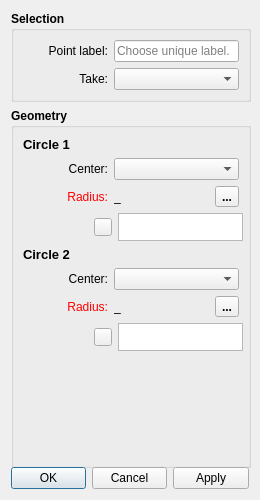
The window that src/libs/vtools/dialogs/tools/intersect_circles_dialog.ui (FashionFreedom/Seamly2D) describes before a commit, drawn with Qt 5.
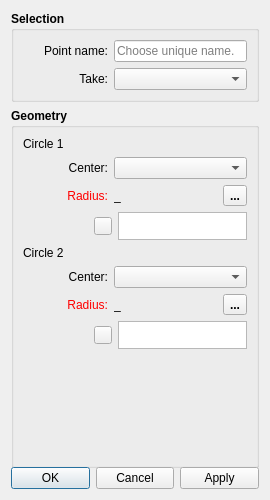
The same window after the commit. Icons and pictures are not drawn.

The edit to the form file:
```diff
--- a/src/libs/vtools/dialogs/tools/intersect_circles_dialog.ui
+++ b/src/libs/vtools/dialogs/tools/intersect_circles_dialog.ui
@@ -6,7 +6,7 @@
    <rect>
     <x>0</x>
     <y>0</y>
-    <width>260</width>
+    <width>270</width>
     <height>500</height>
    </rect>
   </property>
@@ -18,7 +18,7 @@
   </property>
   <property name="minimumSize">
    <size>
-    <width>260</width>
+    <width>270</width>
     <height>500</height>
    </size>
   </property>
@@ -75,7 +75,7 @@
              </font>
             </property>
             <property name="text">
-             <string>Point label:</string>
+             <string>Point name:</string>
             </property>
             <property name="alignment">
              <set>Qt::AlignRight|Qt::AlignTrailing|Qt::AlignVCenter</set>
@@ -107,7 +107,7 @@
              <string>Unique label</string>
             </property>
             <property name="placeholderText">
-             <string>Choose unique label.</string>
+             <string>Choose unique name.</string>
             </property>
            </widget>
           </item>
@@ -192,9 +192,9 @@
            <widget class="QLabel" name="label_4">
             <property name="font">
              <font>
-              <pointsize>10</pointsize>
-              <weight>75</weight>
-              <bold>true</bold>
+              <pointsize>9</pointsize>
+              <weight>50</weight>
+              <bold>false</bold>
              </font>
             </property>
             <property name="text">
@@ -498,9 +498,9 @@
            <widget class="QLabel" name="label_2">
             <property name="font">
              <font>
-              <pointsize>10</pointsize>
-              <weight>75</weight>
-              <bold>true</bold>
+              <pointsize>9</pointsize>
+              <weight>50</weight>
+              <bold>false</bold>
              </font>
             </property>
             <property name="text">
```
Left out of the diff: 4 changed lines with no effect on the pictures.
